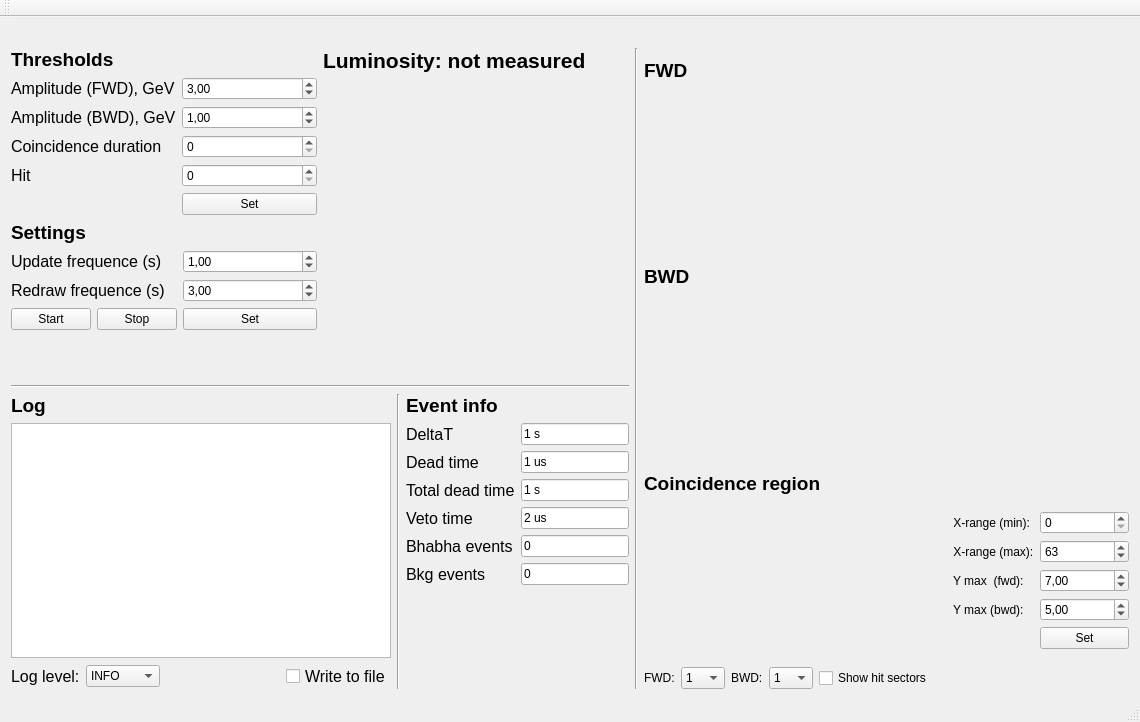
DaryaShirokova/LOM, file LOM/forms/LOMView.ui: the form before one commit.
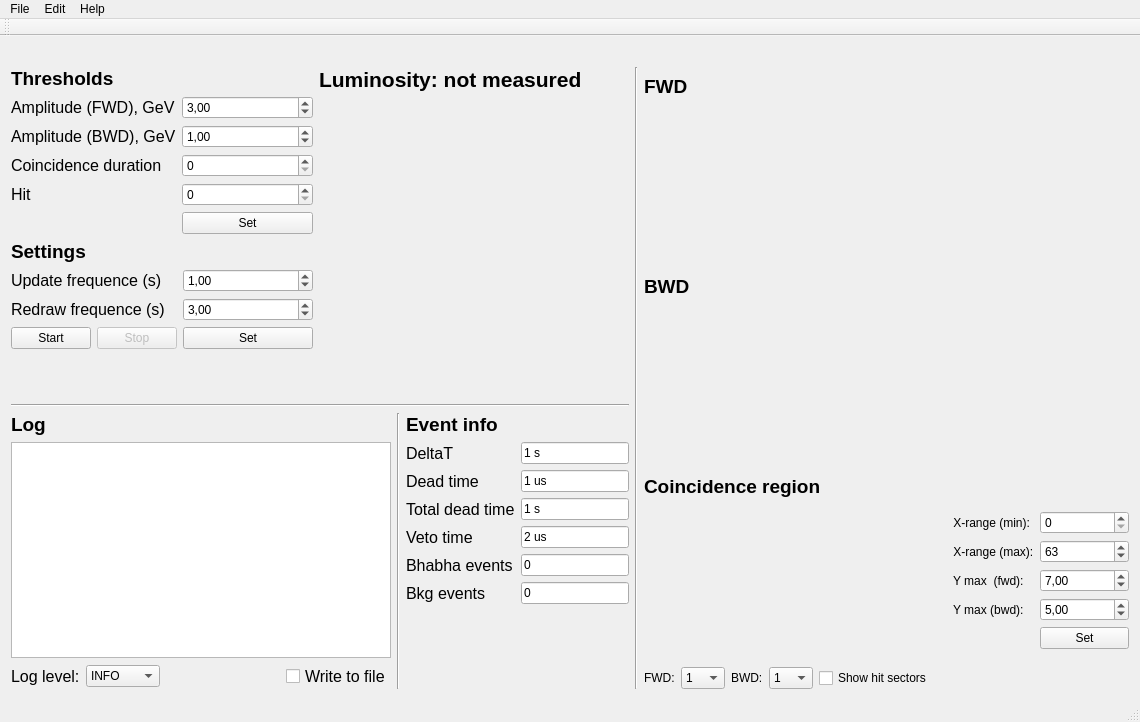
The form after the commit. Custom widgets are drawn as their Qt base class.

Commit message: Enabling/disabling buttons.

The edit to the form file:
```diff
--- a/LOM/forms/LOMView.ui
+++ b/LOM/forms/LOMView.ui
@@ -26,15 +26,15 @@
    <locale language="Estonian" country="Estonia"/>
   </property>
   <widget class="QWidget" name="centralWidget">
-   <layout class="QGridLayout" name="gridLayout">
-    <item row="0" column="0">
+   <layout class="QVBoxLayout" name="verticalLayout_7">
+    <item>
      <widget class="QLabel" name="label_4">
       <property name="text">
        <string/>
       </property>
      </widget>
     </item>
-    <item row="1" column="0">
+    <item>
      <layout class="QHBoxLayout" name="horizontalLayout_9">
       <item>
        <layout class="QVBoxLayout" name="verticalLayout_5">
@@ -42,6 +42,9 @@
          <layout class="QHBoxLayout" name="horizontalLayout_2">
           <item>
            <layout class="QVBoxLayout" name="verticalLayout_2">
+            <property name="sizeConstraint">
+             <enum>QLayout::SetMinimumSize</enum>
+            </property>
             <item>
              <layout class="QFormLayout" name="formLayout">
               <item row="0" column="0">
@@ -244,7 +247,10 @@
                  </widget>
                 </item>
                 <item>
-                 <widget class="QPushButton" name="pushButton_3">
+                 <widget class="QPushButton" name="pushButtonStop">
+                  <property name="enabled">
+                   <bool>false</bool>
+                  </property>
                   <property name="text">
                    <string>Stop</string>
                   </property>
@@ -258,6 +264,9 @@
           </item>
           <item>
            <layout class="QVBoxLayout" name="verticalLayout">
+            <property name="sizeConstraint">
+             <enum>QLayout::SetMaximumSize</enum>
+            </property>
             <item>
              <widget class="QLabel" name="labelLuminosity">
               <property name="font">
@@ -276,7 +285,7 @@
              <widget class="QCustomPlot" name="luminosityWidget" native="true">
               <property name="minimumSize">
                <size>
-                <width>300</width>
+                <width>310</width>
                 <height>280</height>
                </size>
               </property>
@@ -1024,6 +1033,24 @@
      <height>27</height>
     </rect>
    </property>
+   <widget class="QMenu" name="menuFile">
+    <property name="title">
+     <string>File</string>
+    </property>
+   </widget>
+   <widget class="QMenu" name="menuEdit">
+    <property name="title">
+     <string>Edit</string>
+    </property>
+   </widget>
+   <widget class="QMenu" name="menuHelp">
+    <property name="title">
+     <string>Help</string>
+    </property>
+   </widget>
+   <addaction name="menuFile"/>
+   <addaction name="menuEdit"/>
+   <addaction name="menuHelp"/>
   </widget>
   <widget class="QToolBar" name="mainToolBar">
    <attribute name="toolBarArea">
```
Left out of the diff: 6 changed lines with no effect on the pictures. The commit also changes 1 other file.
